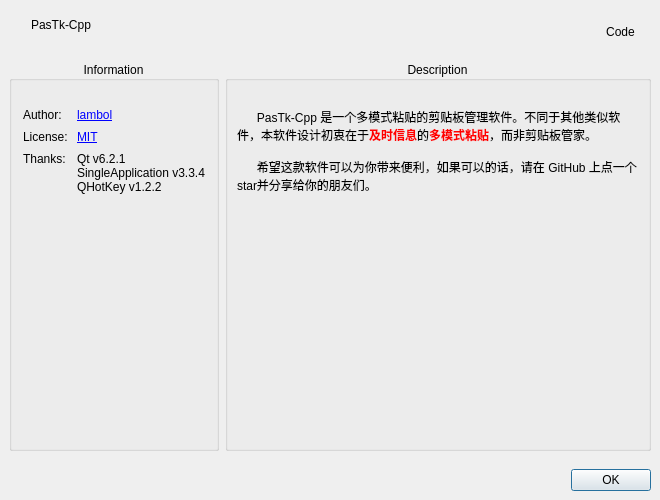
LambolAlee/PasTk-Cpp, file src/ui/aboutpastkcpp.ui: the form before one commit.
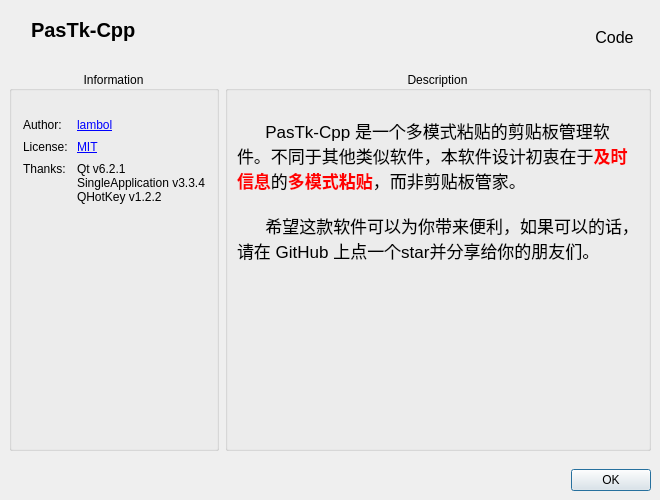
The form after the commit. Icons and pictures are not drawn.

Commit message: add style module and clipboard listener and some modification to old modules

Patch:
```diff
--- a/src/ui/aboutpastkcpp.ui
+++ b/src/ui/aboutpastkcpp.ui
@@ -55,6 +55,12 @@
            </property>
            <item>
             <widget class="QLabel" name="titleLabel">
+             <property name="font">
+              <font>
+               <pointsize>15</pointsize>
+               <bold>true</bold>
+              </font>
+             </property>
              <property name="text">
               <string>PasTk-Cpp</string>
              </property>
@@ -84,6 +90,11 @@
          </item>
          <item>
           <widget class="QToolButton" name="codeJumper">
+           <property name="font">
+            <font>
+             <pointsize>12</pointsize>
+            </font>
+           </property>
            <property name="text">
             <string>Code</string>
            </property>
@@ -259,10 +270,13 @@
                <string>&lt;!DOCTYPE HTML PUBLIC &quot;-//W3C//DTD HTML 4.0//EN&quot; &quot;http://www.w3.org/TR/REC-html40/strict.dtd&quot;&gt;
 &lt;html&gt;&lt;head&gt;&lt;meta name=&quot;qrichtext&quot; content=&quot;1&quot; /&gt;&lt;meta charset=&quot;utf-8&quot; /&gt;&lt;style type=&quot;text/css&quot;&gt;
 p, li { white-space: pre-wrap; }
-&lt;/style&gt;&lt;/head&gt;&lt;body style=&quot; font-family:'Microsoft YaHei UI'; font-size:9pt; font-weight:400; font-style:normal;&quot;&gt;
-&lt;p style=&quot; margin-top:0px; margin-bottom:0px; margin-left:0px; margin-right:0px; -qt-block-indent:0; text-indent:0px;&quot;&gt;      PasTk-Cpp 是一个多模式粘贴的剪贴板管理软件。不同于其他类似软件，本软件设计初衷在于&lt;span style=&quot; font-weight:700; color:#ff0000;&quot;&gt;及时信息&lt;/span&gt;的&lt;span style=&quot; font-weight:700; color:#ff0000;&quot;&gt;多模式粘贴&lt;/span&gt;，而非剪贴板管家。&lt;/p&gt;
-&lt;p style=&quot; margin-top:0px; margin-bottom:0px; margin-left:0px; margin-right:0px; -qt-block-indent:0; text-indent:0px;&quot;&gt; &lt;/p&gt;
-&lt;p style=&quot; margin-top:0px; margin-bottom:0px; margin-left:0px; margin-right:0px; -qt-block-indent:0; text-indent:0px;&quot;&gt;      希望这款软件可以为你带来便利，如果可以的话，请在 GitHub 上点一个star并分享给你的朋友们。&lt;/p&gt;&lt;/body&gt;&lt;/html&gt;</string>
+hr { height: 1px; border-width: 0; }
+li.unchecked::marker { content: &quot;\2610&quot;; }
+li.checked::marker { content: &quot;\2612&quot;; }
+&lt;/style&gt;&lt;/head&gt;&lt;body style=&quot; font-family:'.AppleSystemUIFont'; font-size:13pt; font-weight:400; font-style:normal;&quot;&gt;
+&lt;p style=&quot; margin-top:0px; margin-bottom:0px; margin-left:0px; margin-right:0px; -qt-block-indent:0; text-indent:0px;&quot;&gt;&lt;span style=&quot; font-family:'Microsoft YaHei UI';&quot;&gt;      PasTk-Cpp 是一个多模式粘贴的剪贴板管理软件。不同于其他类似软件，本软件设计初衷在于&lt;/span&gt;&lt;span style=&quot; font-family:'Microsoft YaHei UI'; font-weight:700; color:#ff0000;&quot;&gt;及时信息&lt;/span&gt;&lt;span style=&quot; font-family:'Microsoft YaHei UI';&quot;&gt;的&lt;/span&gt;&lt;span style=&quot; font-family:'Microsoft YaHei UI'; font-weight:700; color:#ff0000;&quot;&gt;多模式粘贴&lt;/span&gt;&lt;span style=&quot; font-family:'Microsoft YaHei UI';&quot;&gt;，而非剪贴板管家。&lt;/span&gt;&lt;/p&gt;
+&lt;p style=&quot; margin-top:0px; margin-bottom:0px; margin-left:0px; margin-right:0px; -qt-block-indent:0; text-indent:0px;&quot;&gt;&lt;span style=&quot; font-family:'Microsoft YaHei UI';&quot;&gt; &lt;/span&gt;&lt;/p&gt;
+&lt;p style=&quot; margin-top:0px; margin-bottom:0px; margin-left:0px; margin-right:0px; -qt-block-indent:0; text-indent:0px;&quot;&gt;&lt;span style=&quot; font-family:'Microsoft YaHei UI';&quot;&gt;      希望这款软件可以为你带来便利，如果可以的话，请在 GitHub 上点一个star并分享给你的朋友们。&lt;/span&gt;&lt;/p&gt;&lt;/body&gt;&lt;/html&gt;</string>
               </property>
               <property name="alignment">
                <set>Qt::AlignLeading|Qt::AlignLeft|Qt::AlignTop</set>
```
The commit also changes 29 other files.
